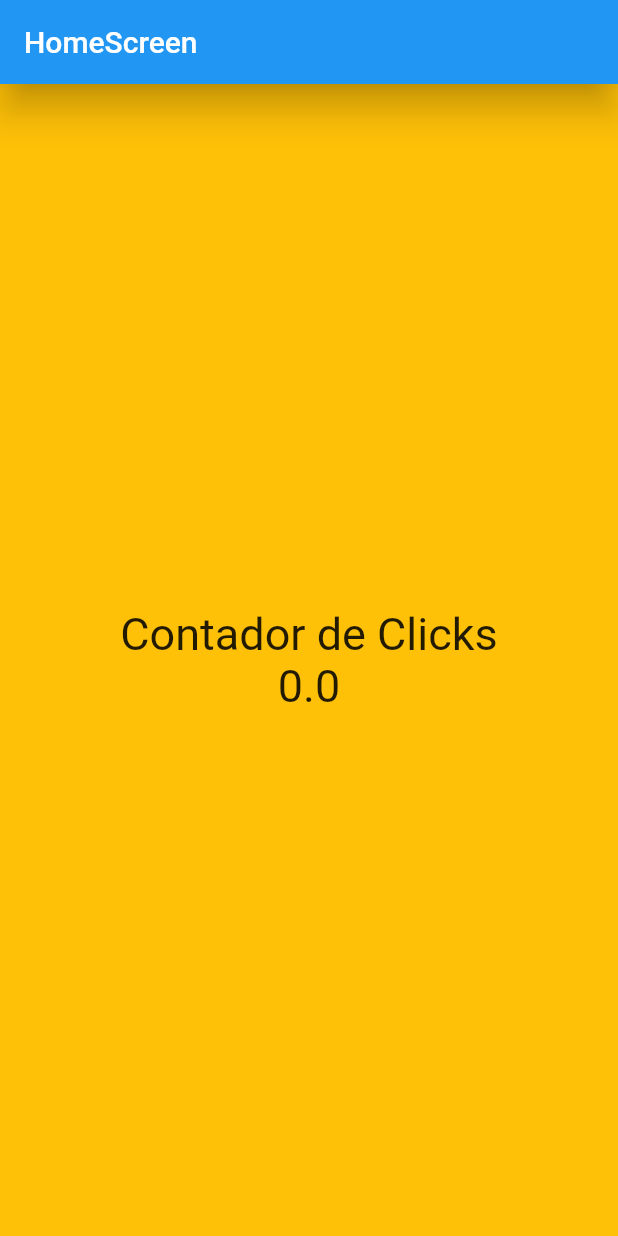
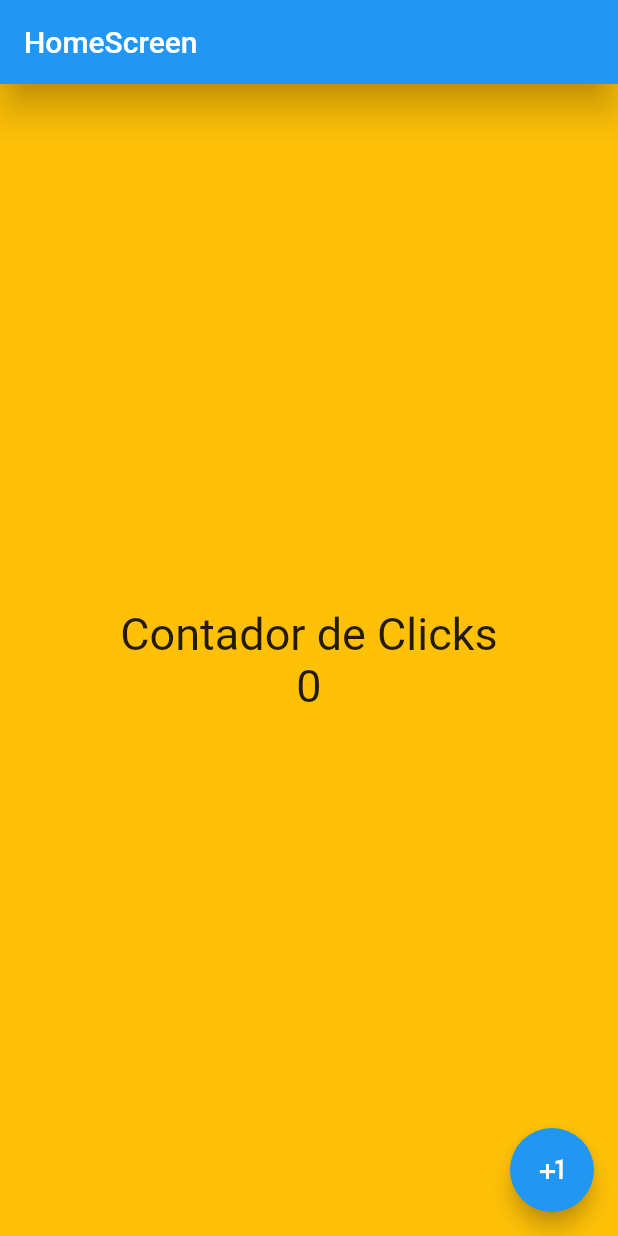
Before and after one commit to plaza94/my_app_flutter, a Flutter app: the screen it shows after launch, on a phone screen of 412 x 824 dp. Run offline on Flutter 3.47's test engine with Material 2 defaults, Android fonts, the phone set to English and light mode, and no system bars.

Commit message:
boton flotante he icono

```diff
--- a/lib/screens/home_screen.dart
+++ b/lib/screens/home_screen.dart
@@ -5,7 +5,7 @@ class HomeScreen extends StatelessWidget {
 
   @override
   Widget build(BuildContext context) {
-    const TextStyle fontSize30 = const TextStyle(fontSize: 30);
+    const fontSize30 = TextStyle(fontSize: 30);
 
     return Scaffold(
       appBar: AppBar(
@@ -25,12 +25,18 @@ class HomeScreen extends StatelessWidget {
               style: fontSize30,
             ),
             Text(
-              '0.0',
+              '0',
               style: fontSize30,
             )
           ],
         ),
       ),
+      floatingActionButton: FloatingActionButton(
+        child: const Icon(Icons.plus_one),
+        onPressed: () {
+          print('hola mundo');
+        },
+      ),
     );
   }
 }
```
